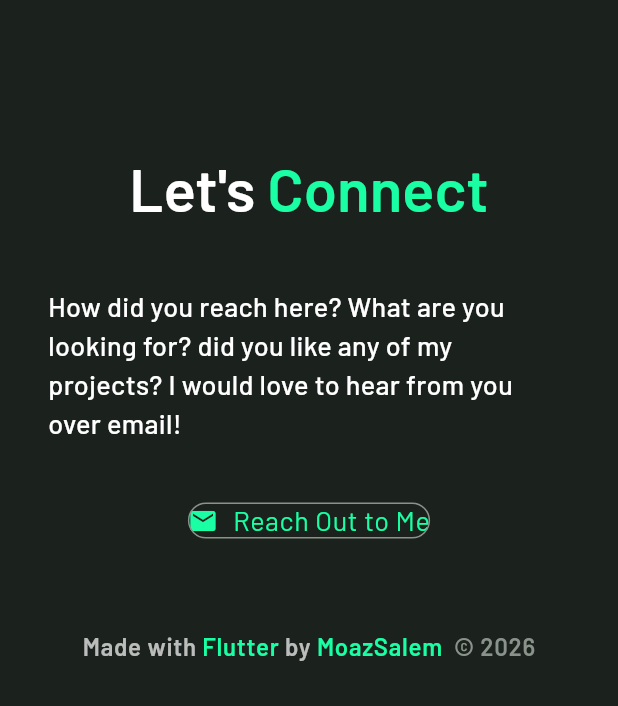
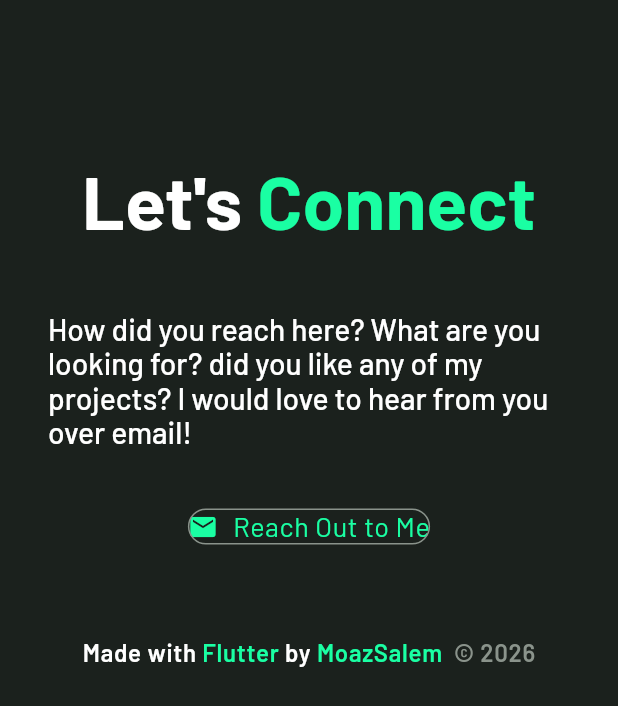
Before and after one commit to MoazSalem/portfolio, a Flutter app: the ContactModule widget shown alone on an empty page, opened directly, on a phone screen of 412 x 824 dp. Shown: the top 706 px of the screen. Run offline on Flutter 3.47's test engine with Material 3 defaults, Android fonts, the phone set to English and light mode, and no system bars; our stand-ins replace flutter_svg, vector_graphics, web; missing offline and left inert: motor, scroll_animator.

Commit message:
allow for more dynamic text coloring to fix light theme

```diff
--- a/lib/core/theme/sizes.dart
+++ b/lib/core/theme/sizes.dart
@@ -20,6 +20,7 @@ class AppSizes {
   static const double iconSizeSmall = 14;
   static const double iconSize = 20;
   static const double iconSizeLarge = 30;
+  static const double iconSizeXLarge = 40;
   static const double defaultLinkHeight = 40;
   static const double defaultLinkWidth = 8;
   static const double projectContainerMaxCrossAxisExtent = 600;
--- a/lib/core/theme/theme.dart
+++ b/lib/core/theme/theme.dart
@@ -5,13 +5,26 @@ class AppTheme {
   const AppTheme._();
 
   /// Don't forget to update initial loading screen colors in web/index.html
+
   static final ThemeData darkTheme = ThemeData(
     colorScheme: ColorScheme.fromSeed(
       primary: const Color(0xff1affa3),
       seedColor: const Color(0xff1affa3),
+      // force white text
+      onSurface: const Color(0xffffffff),
       brightness: Brightness.dark,
     ),
     fontFamily: 'Barlow',
-    textTheme: AppTypography.darkTextTheme,
+    textTheme: AppTypography.defaultTextTheme,
+  );
+
+  static final ThemeData lightTheme = ThemeData(
+    colorScheme: ColorScheme.fromSeed(
+      primary: const Color(0xFF448AFF),
+      seedColor: const Color(0xFF448AFF),
+      brightness: Brightness.light,
+    ),
+    fontFamily: 'Barlow',
+    textTheme: AppTypography.defaultTextTheme,
   );
 }
--- a/lib/core/theme/typography.dart
+++ b/lib/core/theme/typography.dart
@@ -4,9 +4,9 @@ import 'package:portfolio/core/theme/sizes.dart';
 class AppTypography {
   const AppTypography._();
 
-  static const Color _darkTextColor = Color(0xffffffff);
+  static const Color _defaultTextColor = Color(0xffffffff);
 
-  static const TextTheme darkTextTheme = TextTheme(
+  static const TextTheme defaultTextTheme = TextTheme(
     headlineLarge: headlineLarge,
     headlineMedium: headlineMedium,
     headlineSmall: headlineSmall,
@@ -23,97 +23,96 @@ class AppTypography {
     displayMedium: displayMedium,
     displaySmall: displaySmall,
   );
-
   // font sizes will be changed through the development process
 
   static const TextStyle headlineLarge = TextStyle(
     height: AppSizes.textHeight,
     fontSize: AppSizes.font70,
     fontWeight: FontWeight.bold,
-    color: _darkTextColor,
+    color: _defaultTextColor,
   );
 
   static const TextStyle headlineMedium = TextStyle(
     fontSize: AppSizes.font60,
     fontWeight: FontWeight.bold,
-    color: _darkTextColor,
+    color: _defaultTextColor,
   );
 
   static const TextStyle headlineSmall = TextStyle(
-    fontSize: AppSizes.font30,
-    fontWeight: FontWeight.w300,
-    color: _darkTextColor,
+    fontSize: AppSizes.font50,
+    fontWeight: FontWeight.bold,
+    color: _defaultTextColor,
   );
 
   static const TextStyle labelLarge = TextStyle(
     fontSize: AppSizes.font30,
     fontWeight: FontWeight.w600,
-    color: _darkTextColor,
+    color: _defaultTextColor,
   );
 
   static const TextStyle labelMedium = TextStyle(
     fontSize: AppSizes.font24,
     fontWeight: FontWeight.w400,
-    color: _darkTextColor,
+    color: _defaultTextColor,
   );
 
   static const TextStyle labelSmall = TextStyle(
     fontSize: AppSizes.font16,
     fontWeight: FontWeight.w600,
-    color: _darkTextColor,
+    color: _defaultTextColor,
   );
 
   static const TextStyle titleLarge = TextStyle(
     fontSize: AppSizes.font40,
     fontWeight: FontWeight.w600,
-    color: _darkTextColor,
+    color: _defaultTextColor,
   );
 
   static const TextStyle titleMedium = TextStyle(
     fontSize: AppSizes.font24,
     fontWeight: FontWeight.w600,
-    color: _darkTextColor,
+    color: _defaultTextColor,
   );
 
   static const TextStyle titleSmall = TextStyle(
     fontSize: AppSizes.font10,
     fontWeight: FontWeight.w400,
-    color: _darkTextColor,
+    color: _defaultTextColor,
   );
 
   static const TextStyle bodyLarge = TextStyle(
     fontSize: AppSizes.font24,
     fontWeight: FontWeight.w400,
-    color: _darkTextColor,
+    color: _defaultTextColor,
   );
 
   static const TextStyle bodyMedium = TextStyle(
     fontSize: AppSizes.font18,
     fontWeight: FontWeight.w500,
-    color: _darkTextColor,
+    color: _defaultTextColor,
   );
 
   static const TextStyle bodySmall = TextStyle(
     fontSize: AppSizes.font18,
     fontWeight: FontWeight.w400,
-    color: _darkTextColor,
+    color: _defaultTextColor,
   );
 
   static const TextStyle displayLarge = TextStyle(
     fontSize: AppSizes.font24,
     fontWeight: FontWeight.w700,
-    color: _darkTextColor,
+    color: _defaultTextColor,
   );
 
   static const TextStyle displayMedium = TextStyle(
     fontSize: AppSizes.font20,
     fontWeight: FontWeight.w700,
-    color: _darkTextColor,
+    color: _defaultTextColor,
   );
 
   static const TextStyle displaySmall = TextStyle(
     fontSize: AppSizes.font12,
     fontWeight: FontWeight.w700,
-    color: _darkTextColor,
+    color: _defaultTextColor,
   );
 }
--- a/lib/presentation/feature/contact_module/module/contact_module.dart
+++ b/lib/presentation/feature/contact_module/module/contact_module.dart
@@ -38,11 +38,14 @@ class _ContactModuleState extends State<ContactModule>
             RichText(
               text: TextSpan(
                 text: "Let's ",
-                style: theme.textTheme.titleLarge?.copyWith(height: 1),
+                style: theme.textTheme.headlineSmall?.copyWith(
+                  height: 1,
+                  color: theme.colorScheme.onSurface,
+                ),
                 children: [
                   TextSpan(
                     text: "Connect",
-                    style: theme.textTheme.titleLarge?.copyWith(
+                    style: theme.textTheme.headlineSmall?.copyWith(
                       color: theme.colorScheme.primary,
                     ),
                   ),
@@ -50,8 +53,12 @@ class _ContactModuleState extends State<ContactModule>
               ),
             ),
             const SizedBox(height: AppSizes.p40, width: double.infinity),
-            const Text(
+            Text(
               "How did you reach here? What are you looking for? did you like any of my projects? I would love to hear from you over email!",
+              style: theme.textTheme.displayMedium?.copyWith(
+                color: theme.colorScheme.onSurface,
+                fontWeight: FontWeight.w500,
+              ),
             ),
             const SizedBox(height: AppSizes.p40),
             CircularBorderButton(
@@ -98,7 +105,7 @@ class _ContactModuleState extends State<ContactModule>
                 text: "Made with ",
                 style: theme.textTheme.labelSmall?.copyWith(
                   height: 1,
-                  color: Colors.white70,
+                  color: theme.colorScheme.onSurface,
                 ),
                 children: [
                   TextSpan(
--- a/lib/presentation/feature/education_module/module/education_module.dart
+++ b/lib/presentation/feature/education_module/module/education_module.dart
@@ -39,12 +39,14 @@ class _EducationModuleState extends State<EducationModule>
               children: [
                 Text(
                   "Education",
-                  style: theme.textTheme.titleLarge?.copyWith(height: 1),
+                  style: theme.textTheme.headlineSmall?.copyWith(
+                    color: theme.colorScheme.onSurface,
+                  ),
                 ),
                 Icon(
                   Icons.school,
                   color: theme.colorScheme.primary,
-                  size: AppSizes.iconSizeLarge,
+                  size: AppSizes.iconSizeXLarge,
                 ),
               ],
             ),
```
Also changed, not shown: lib/presentation/feature/education_module/widgets/education_card.dart (+6 -1 lines), lib/presentation/feature/introduction_module/widgets/introduction_text_column.dart (+10 -4 lines), lib/presentation/feature/introduction_module/widgets/numerical_description.dart (+7 -3 lines), lib/presentation/feature/projects_module/module/projects_module.dart (+12 -3 lines), lib/presentation/feature/projects_module/widgets/project_card.dart (+16 -7 lines), lib/presentation/feature/work_module/module/work_module.dart (+12 -3 lines), lib/presentation/feature/work_module/widgets/work_card.dart (+17 -2 lines), lib/presentation/main_body.dart (+12 -2 lines).
